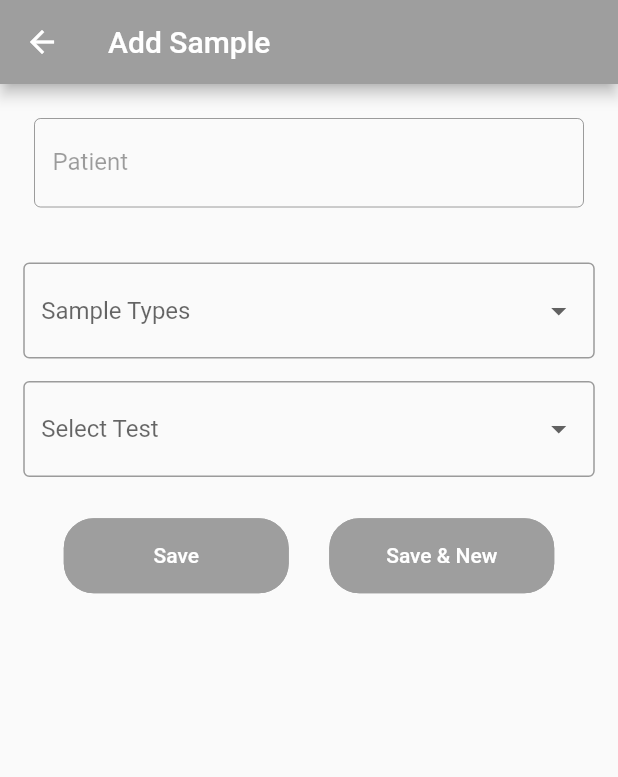
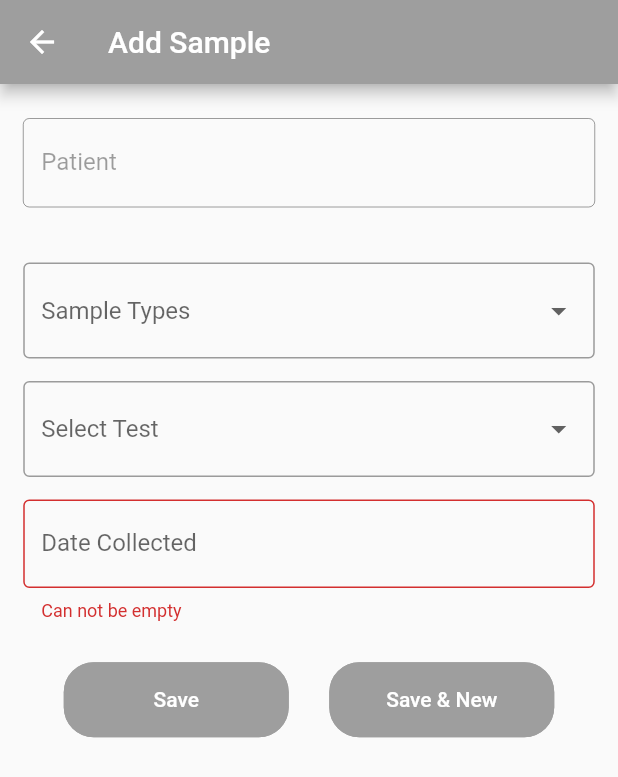
Before and after one commit to Tinomuchenje/sample-tracking, a Flutter app: the AddorUpdateSampleDialog screen opened directly, after a tap on "Save", on a phone screen of 412 x 824 dp. Shown: the top 777 px of the screen. Run offline on Flutter 3.47's test engine with Material 2 defaults, Android fonts, the phone set to English and light mode, and no system bars; our stand-ins replace google_fonts, multi_select_flutter, sembast, sqflite; accounts and stored records are empty.

Commit message:
Added date form field
- included patient first and last name on form field

```diff
--- a/lib/views/dialogs/add_sample.dart
+++ b/lib/views/dialogs/add_sample.dart
@@ -8,6 +8,7 @@ import 'package:sample_tracking_system_flutter/models/patient.dart';
 import 'package:sample_tracking_system_flutter/models/sample.dart';
 import 'package:sample_tracking_system_flutter/providers/samples_provider.dart';
 import 'package:sample_tracking_system_flutter/utils/dao/laboratory_dao.dart';
+import 'package:sample_tracking_system_flutter/views/widgets/custom_date_form_field.dart';
 import 'package:sample_tracking_system_flutter/views/widgets/custom_elevated_button.dart';
 import 'package:sample_tracking_system_flutter/views/widgets/custom_form_dropdown.dart';
 import 'package:sample_tracking_system_flutter/views/widgets/custom_text_form_field.dart';
@@ -30,6 +31,7 @@ class AddorUpdateSampleDialog extends StatefulWidget {
 class _AddorUpdateSampleDialogState extends State<AddorUpdateSampleDialog> {
   final _formKey = GlobalKey<FormState>();
   LaboratoryDao laboratoryDao = LaboratoryDao();
+  var dateController = TextEditingController();
 
   @override
   Widget build(BuildContext context) {
@@ -42,6 +44,11 @@ class _AddorUpdateSampleDialogState extends State<AddorUpdateSampleDialog> {
 
     if (widget.patient != null) {
       _patientInitialValue = widget.patient!.clientPatientId ?? "";
+      _patientInitialValue = _patientInitialValue +
+          ": " +
+          (widget.patient!.firstname ?? "") +
+          " " +
+          (widget.patient!.lastname ?? "");
     }
 
     return Scaffold(
@@ -94,13 +101,15 @@ class _AddorUpdateSampleDialogState extends State<AddorUpdateSampleDialog> {
                           }),
                       _sampleTypes(_sample),
                       _testsDropdown(_sample),
-                      Visibility(
-                        visible: !isNewForm,
-                        child: CustomTextFormField(
-                          enabled: false,
-                          labelText: "Date Collected",
-                          initialValue: _sample.dateCollected,
-                        ),
+                      DateFormField(
+                        labelText: "Date Collected",
+                        initialValue: _sample.dateCollected,
+                        dateController: dateController,
+                        onSaved: (value) {
+                          if (value != null) {
+                            _sample.dateCollected = value.toString();
+                          }
+                        },
                       ),
                       Visibility(
                         visible: !isNewForm,
--- /dev/null
+++ b/lib/views/widgets/custom_date_form_field.dart
@@ -0,0 +1,65 @@
+import 'package:flutter/material.dart';
+import 'package:sample_tracking_system_flutter/consts/constants.dart';
+
+class DateFormField extends StatefulWidget {
+  Function(Object?) onSaved;
+  final String? initialValue;
+  final String labelText;
+  TextEditingController? dateController;
+
+  DateFormField({
+    Key? key,
+    required this.onSaved,
+    this.initialValue,
+    this.dateController,
+    required this.labelText,
+  }) : super(key: key);
+
+  @override
+  _DateFormFieldState createState() => _DateFormFieldState();
+}
+
+class _DateFormFieldState extends State<DateFormField> {
+  DateTime selectedDate = DateTime.now();
+
+  @override
+  Widget build(BuildContext context) {
+    return Padding(
+      padding: const EdgeInsets.only(
+          top: defaultPadding / 2, bottom: defaultPadding / 2),
+      child: TextFormField(
+        initialValue: widget.initialValue,
+        decoration: InputDecoration(
+          border: const OutlineInputBorder(),
+          labelText: widget.labelText,
+        ),
+        onTap: () => _selectDate(context),
+        onSaved: widget.onSaved,
+        controller: widget.dateController,
+        validator: (value) {
+          if (value!.isEmpty) {
+            return "Can not be empty";
+          }
+          return null;
+        },
+      ),
+    );
+  }
+
+  Future _selectDate(BuildContext context) async {
+    DateTime now = DateTime.now();
+    DateTime date = DateTime(now.year, now.month, now.day);
+    final DateTime? picked = await showDatePicker(
+        context: context,
+        initialDate: date,
+        firstDate: DateTime(1900),
+        lastDate: date);
+    if (picked != null && picked != selectedDate) {
+      setState(() {
+        selectedDate = picked;
+        widget.dateController =
+            TextEditingController(text: selectedDate.toString());
+      });
+    }
+  }
+}
--- a/lib/views/widgets/custom_text_form_field.dart
+++ b/lib/views/widgets/custom_text_form_field.dart
@@ -27,7 +27,8 @@ class _CustomTextFormFieldState extends State<CustomTextFormField> {
   @override
   Widget build(BuildContext context) {
     return Padding(
-        padding: const EdgeInsets.all(defaultPadding / 2),
+        padding: const EdgeInsets.only(
+            top: defaultPadding / 2, bottom: defaultPadding / 2),
         child: TextFormField(
           keyboardType: widget.keyboardType,
           decoration: InputDecoration(
```
Also changed, not shown: lib/views/dialogs/add_patient.dart (+7 -15 lines).
